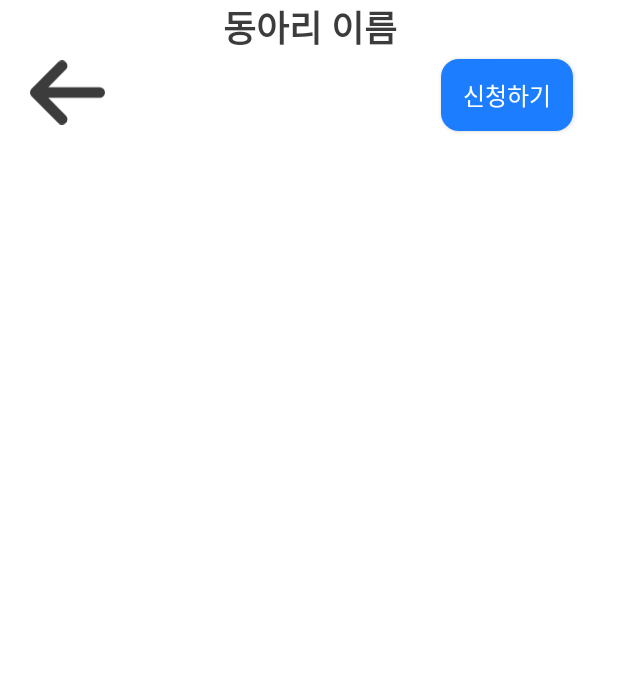
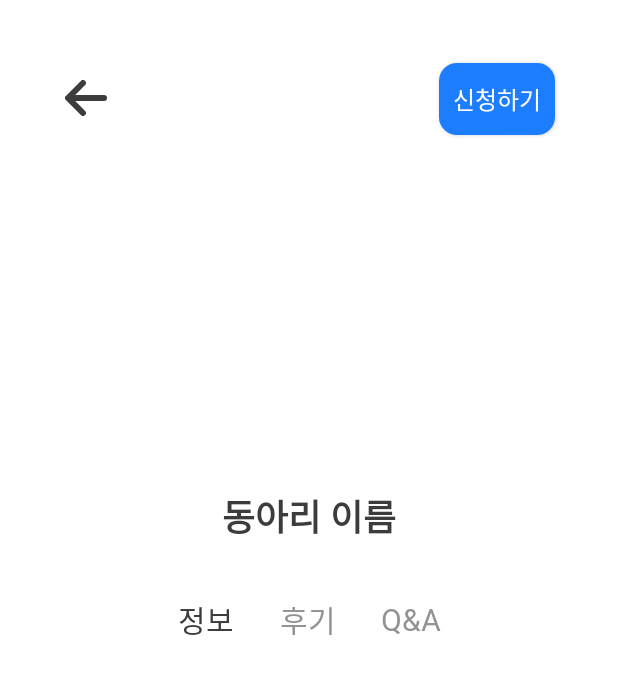
Before and after one commit to minji9988/JJ_Club_1, an Android app: the layout activity_promotion_page.xml on its own in the app's theme, with its tools: preview values and no code run, on a phone screen of 412 x 824 dp. Shown: the top 674 px of the screen. Run offline under Robolectric (Android 15) with nearby library versions, the phone set to English and light mode, and no system bars.

Commit message:
PromotionPage update 2305251152

```diff
--- a/app/src/main/res/layout/activity_promotion_page.xml
+++ b/app/src/main/res/layout/activity_promotion_page.xml
@@ -1,49 +1,83 @@
 <?xml version="1.0" encoding="utf-8"?>
-<androidx.constraintlayout.widget.ConstraintLayout xmlns:android="http://schemas.android.com/apk/res/android"
+<RelativeLayout xmlns:android="http://schemas.android.com/apk/res/android"
+    xmlns:tools="http://schemas.android.com/tools"
     xmlns:app="http://schemas.android.com/apk/res-auto"
-    xmlns:tools="http://schemas.android.com/tools"
     android:layout_width="match_parent"
     android:layout_height="match_parent"
     tools:context=".PromotionPage">
 
     <ImageView
         android:id="@+id/imageView2"
-        android:layout_width="50dp"
-        android:layout_height="43dp"
-        android:layout_marginStart="20dp"
-        android:layout_marginTop="40dp"
+        android:layout_width="28dp"
+        android:layout_height="24dp"
+        android:layout_alignParentLeft="true"
+        android:layout_alignParentTop="true"
+        android:layout_marginLeft="43dp"
+        android:layout_marginTop="53dp"
         android:background="#00000000"
-        android:src="@drawable/arrow_left"
-        app:layout_constraintStart_toStartOf="parent"
-        app:layout_constraintTop_toTopOf="parent"></ImageView>
+        android:src="@drawable/arrow_left"></ImageView>
 
     <android.widget.Button
         android:id="@+id/button_next5"
-        android:layout_width="wrap_content"
-        android:layout_height="wrap_content"
-        android:layout_marginTop="39dp"
-        android:layout_marginEnd="30dp"
+        android:layout_width="77dp"
+        android:layout_height="48dp"
+        android:layout_alignParentTop="true"
+        android:layout_alignParentRight="true"
+        android:layout_marginTop="42dp"
+        android:layout_marginRight="42dp"
         android:background="@drawable/btn_round_blue_box"
         android:text="신청하기"
         android:textColor="#ffffff"
-        android:textSize="16sp"
-        app:layout_constraintEnd_toEndOf="parent"
-        app:layout_constraintTop_toTopOf="parent" />
+        android:textSize="16sp" />
 
     <TextView
         android:id="@+id/textView9"
         android:layout_width="wrap_content"
         android:layout_height="wrap_content"
-        android:layout_marginStart="148dp"
-        android:layout_marginEnd="147dp"
+        android:layout_alignParentLeft="true"
+        android:layout_alignParentTop="true"
+        android:layout_alignParentRight="true"
+        android:layout_marginLeft="107dp"
+        android:layout_marginTop="326dp"
+        android:layout_marginRight="107dp"
+        android:gravity="center_horizontal"
+        android:lineSpacingExtra="11sp"
         android:text="동아리 이름"
+        android:textColor="#3c3c3c"
         android:textSize="24sp"
-        android:textStyle="bold"
-        android:textColor="#3c3c3c"
-        android:lineSpacingExtra="11sp"
-        android:gravity="center_horizontal"
-        app:layout_constraintEnd_toEndOf="parent"
-        app:layout_constraintStart_toStartOf="parent"
-        tools:layout_editor_absoluteY="260dp" />
+        android:textStyle="bold" />
 
-</androidx.constraintlayout.widget.ConstraintLayout>
+    <com.google.android.material.tabs.TabLayout
+        android:id="@+id/information_tap"
+        android:layout_width="match_parent"
+        android:layout_height="wrap_content"
+        android:layout_alignParentTop="true"
+        android:layout_alignParentRight="true"
+        android:layout_alignParentLeft="true"
+        android:layout_marginRight="103dp"
+        android:layout_marginLeft="103dp"
+        android:layout_marginTop="389dp"
+        app:tabIndicatorColor="@null"
+        app:tabSelectedTextColor="#3c3c3c"
+        app:tabTextColor="#939393"
+        app:tabTextAppearance="@style/tab_font"
+        >
+
+        <com.google.android.material.tabs.TabItem
+            android:layout_width="wrap_content"
+            android:layout_height="wrap_content"
+            android:text="정보"/>
+
+        <com.google.android.material.tabs.TabItem
+            android:layout_width="wrap_content"
+            android:layout_height="wrap_content"
+            android:text="후기" />
+
+        <com.google.android.material.tabs.TabItem
+            android:layout_width="wrap_content"
+            android:layout_height="wrap_content"
+            android:text="Q&amp;A" />
+
+    </com.google.android.material.tabs.TabLayout>
+
+</RelativeLayout>
--- /dev/null
+++ b/app/src/main/res/values-v26/style.xml
@@ -0,0 +1,10 @@
+<?xml version="1.0" encoding="utf-8"?>
+<resources>
+
+    <style name="tab_font" parent="@android:style/TextAppearance.Widget.TabWidget">
+        <item name="android:fontFamily">@font/fontbold</item>
+        <item name="android:textSize">20sp</item>
+        <item name="android:fontStyle">normal</item>
+
+    </style>
+</resources>
```
